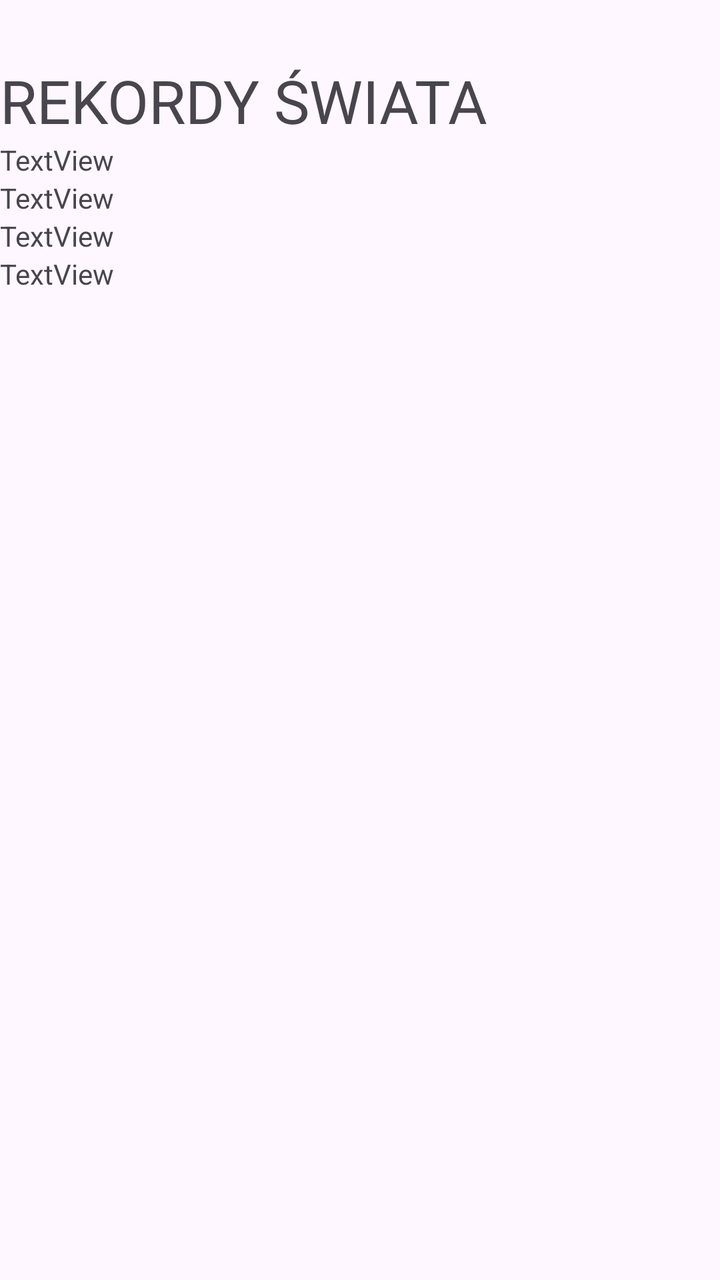
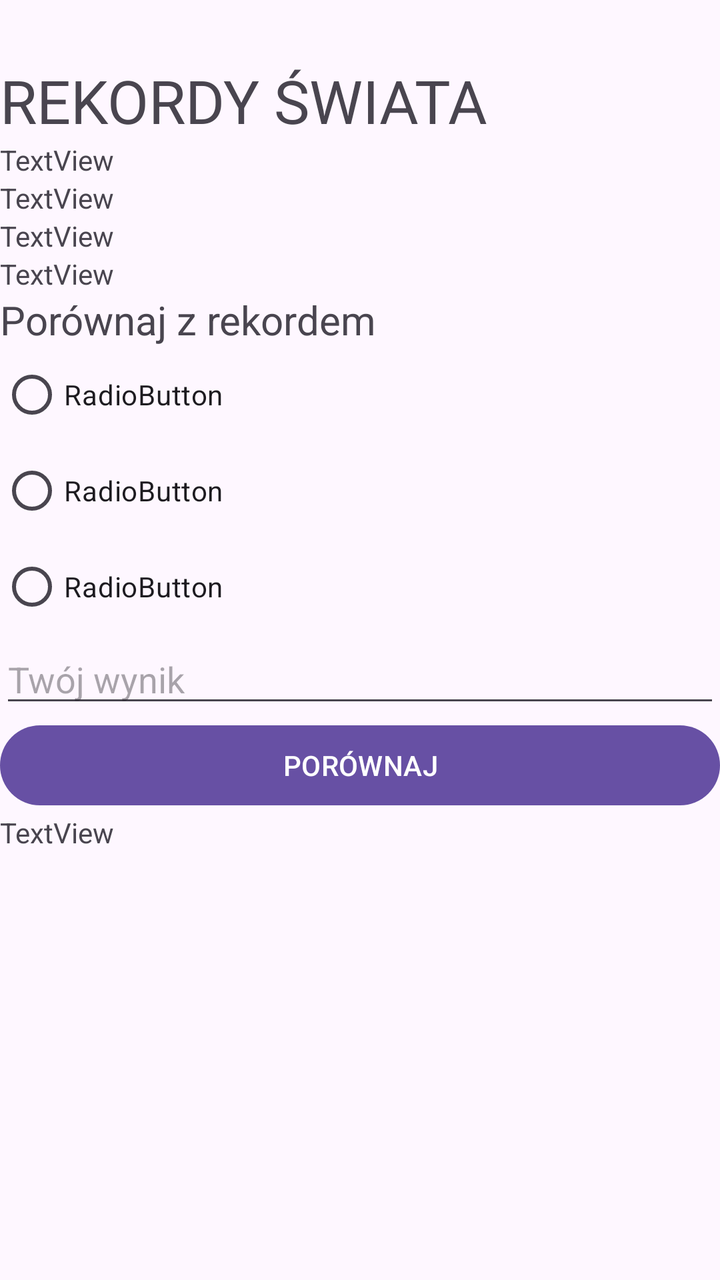

Two renders of the same Android screen: before a commit and after it. Below are the layout's source before the change and the commit's diff.
<!-- AndroidManifest.xml: application theme Theme.QuizRekordy -->
<!-- res/layout/activity_main.xml -->
<?xml version="1.0" encoding="utf-8"?>
<LinearLayout xmlns:android="http://schemas.android.com/apk/res/android"
    xmlns:app="http://schemas.android.com/apk/res-auto"
    xmlns:tools="http://schemas.android.com/tools"
    android:id="@+id/main"
    android:layout_width="match_parent"
    android:layout_height="match_parent"
    android:orientation="vertical"
    tools:context=".MainActivity">

    <TextView
        android:layout_marginTop="30dp"
        android:layout_width="wrap_content"
        android:layout_height="wrap_content"
        android:textSize="30sp"
        android:textFontWeight="200"
        android:text="REKORDY ŚWIATA" />

    <TextView
        android:id="@+id/textViewDziedzina"
        android:layout_width="match_parent"
        android:layout_height="wrap_content"
        android:text="TextView" />

    <TextView
        android:id="@+id/textViewRekordzista"
        android:layout_width="match_parent"
        android:layout_height="wrap_content"
        android:text="TextView" />

    <TextView
        android:id="@+id/textViewRok"
        android:layout_width="match_parent"
        android:layout_height="wrap_content"
        android:text="TextView" />

    <TextView
        android:id="@+id/textViewWynik"
        android:layout_width="match_parent"
        android:layout_height="wrap_content"
        android:text="TextView" />

</LinearLayout>
<!-- resources referenced by this layout -->
<resources>
  <style name="Theme.QuizRekordy" parent="Base.Theme.QuizRekordy" />
  <style name="Base.Theme.QuizRekordy" parent="Theme.Material3.DayNight.NoActionBar">
          
          
      </style>
</resources>

<!-- the commit's change to res/layout/activity_main.xml (unified diff, before → after) -->
@@ -40,4 +40,56 @@
         android:layout_height="wrap_content"
         android:text="TextView" />
 
+    <TextView
+        android:id="@+id/textViewPorownaj"
+        android:layout_width="match_parent"
+        android:layout_height="wrap_content"
+        android:textSize="20sp"
+        android:textFontWeight="200"
+        android:text="Porównaj z rekordem" />
+
+    <RadioGroup
+        android:layout_width="match_parent"
+        android:layout_height="wrap_content"
+        android:id="@+id/radioGroup1">
+
+        <RadioButton
+            android:id="@+id/radioButton1"
+            android:layout_width="match_parent"
+            android:layout_height="wrap_content"
+            android:text="RadioButton" />
+
+        <RadioButton
+            android:id="@+id/radioButton2"
+            android:layout_width="match_parent"
+            android:layout_height="wrap_content"
+            android:text="RadioButton" />
+
+        <RadioButton
+            android:id="@+id/radioButton3"
+            android:layout_width="match_parent"
+            android:layout_height="wrap_content"
+            android:text="RadioButton" />
+    </RadioGroup>
+
+    <EditText
+        android:id="@+id/editTextText"
+        android:layout_width="match_parent"
+        android:layout_height="wrap_content"
+        android:ems="10"
+        android:inputType="text"
+        android:hint="Twój wynik" />
+
+    <Button
+        android:id="@+id/buttonPorownaj"
+        android:layout_width="match_parent"
+        android:layout_height="wrap_content"
+        android:text="PORÓWNAJ" />
+
+    <TextView
+        android:id="@+id/textViewPorownanyWynik"
+        android:layout_width="match_parent"
+        android:layout_height="wrap_content"
+        android:text="TextView" />
+
 </LinearLayout>
